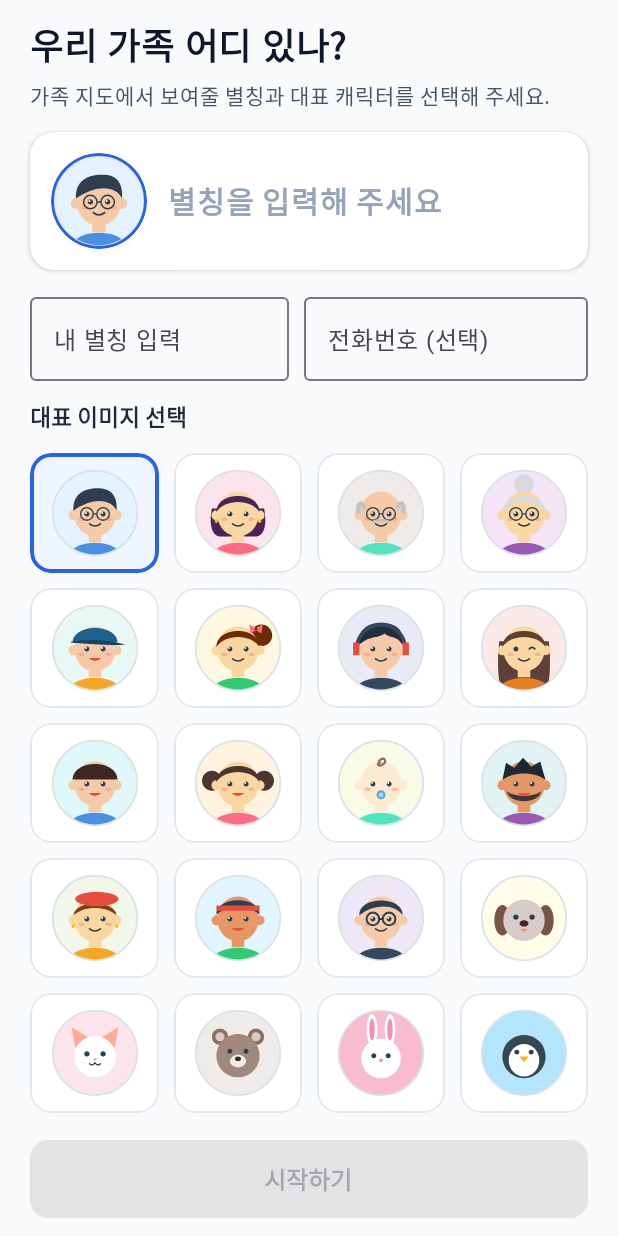
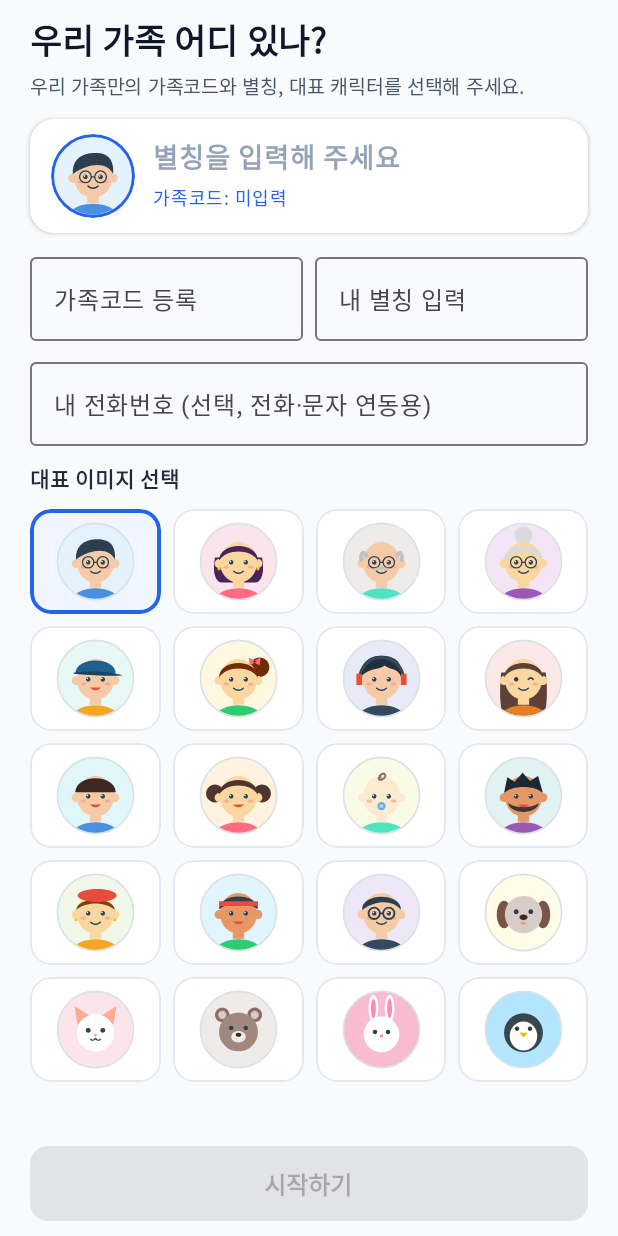
Before and after one commit to yunchanglee/family_point, an Android app built with Jetpack Compose: the screen it shows after launch (MainActivity), on a phone screen of 412 x 824 dp. Run offline under Robolectric (Android 15) with nearby library versions, the phone set to English and light mode, and no system bars.

Commit message:
feat: 시작(온보딩) 화면에서 새로운 가족그룹 등록을 위한 가족코드 입력 기능 추가

```diff
--- a/app/src/main/java/com/familypoint/app/MainActivity.kt
+++ b/app/src/main/java/com/familypoint/app/MainActivity.kt
@@ -102,11 +102,12 @@ class MainActivity : ComponentActivity() {
                     OnboardingScreen(
                         initialNickname = uiState.nickname,
                         initialAvatarCode = uiState.avatarCode,
+                        initialInviteCode = uiState.inviteCode,
                         initialPhoneNumber = uiState.phoneNumber,
                         isSaving = uiState.isLoading,
                         errorMessage = uiState.errorMessage,
-                        onSaveProfile = { nickname, avatarCode, phoneNumber ->
-                            viewModel.saveProfile(nickname, avatarCode, phoneNumber)
+                        onSaveProfile = { nickname, avatarCode, inviteCode, phoneNumber ->
+                            viewModel.saveProfile(nickname, avatarCode, inviteCode, phoneNumber)
                         }
                     )
                 } else {
--- a/app/src/main/java/com/familypoint/app/data/UserPreferences.kt
+++ b/app/src/main/java/com/familypoint/app/data/UserPreferences.kt
@@ -27,7 +27,7 @@ class UserPreferences(context: Context) {
         set(value) = prefs.edit().putString(KEY_GROUP_ID, value).apply()
 
     var inviteCode: String
-        get() = prefs.getString(KEY_INVITE_CODE, "FAMILY") ?: "FAMILY"
+        get() = prefs.getString(KEY_INVITE_CODE, "") ?: ""
         set(value) = prefs.edit().putString(KEY_INVITE_CODE, value.trim().uppercase()).apply()
 
     var nickname: String
--- a/app/src/main/java/com/familypoint/app/ui/MainViewModel.kt
+++ b/app/src/main/java/com/familypoint/app/ui/MainViewModel.kt
@@ -116,13 +116,14 @@ class MainViewModel(application: Application) : AndroidViewModel(application) {
         _uiState.update { it.copy(incomingNotification = null) }
     }
 
-    fun saveProfile(nickname: String, avatarCode: String, phoneNumber: String) {
+    fun saveProfile(nickname: String, avatarCode: String, inviteCode: String, phoneNumber: String) {
         viewModelScope.launch {
             _uiState.update { it.copy(isLoading = true, errorMessage = null) }
             val context = getApplication<Application>()
             val battery = LocationHelper.getBatteryLevel(context)
 
-            val groupRes = repository.getOrCreateFamilyGroup("FAMILY")
+            val normalizedCode = inviteCode.trim().uppercase()
+            val groupRes = repository.getOrCreateFamilyGroup(normalizedCode)
             val group = groupRes.getOrElse { err ->
                 _uiState.update {
                     it.copy(isLoading = false, errorMessage = err.message)
--- a/app/src/main/java/com/familypoint/app/ui/MapScreen.kt
+++ b/app/src/main/java/com/familypoint/app/ui/MapScreen.kt
@@ -419,12 +419,19 @@ fun MapScreen(
                                 modifier = Modifier.size(18.dp)
                             )
                             Spacer(modifier = Modifier.width(6.dp))
+                            Column {
                                 Text(
                                     text = "우리 가족 (${familyMembers.size})",
                                     fontSize = 15.sp,
                                     fontWeight = FontWeight.Bold,
                                     color = Color(0xFF0F172A)
                                 )
+                                Text(
+                                    text = "코드: $inviteCode",
+                                    fontSize = 11.sp,
+                                    color = Color(0xFF64748B)
+                                )
+                            }
                         }
                         Row(verticalAlignment = Alignment.CenterVertically) {
                             IconButton(
--- a/app/src/main/java/com/familypoint/app/ui/OnboardingScreen.kt
+++ b/app/src/main/java/com/familypoint/app/ui/OnboardingScreen.kt
@@ -52,11 +52,13 @@ import com.familypoint.app.model.AvatarCatalog
 fun OnboardingScreen(
     initialNickname: String,
     initialAvatarCode: String,
+    initialInviteCode: String,
     initialPhoneNumber: String,
     isSaving: Boolean,
     errorMessage: String?,
-    onSaveProfile: (nickname: String, avatarCode: String, phoneNumber: String) -> Unit
+    onSaveProfile: (nickname: String, avatarCode: String, inviteCode: String, phoneNumber: String) -> Unit
 ) {
+    var inviteCode by remember(initialInviteCode) { mutableStateOf(initialInviteCode) }
     var nickname by remember(initialNickname) { mutableStateOf(initialNickname) }
     var selectedAvatarCode by remember(initialAvatarCode) {
         val base = initialAvatarCode.substringBefore("|")
@@ -73,22 +75,22 @@ fun OnboardingScreen(
                 .fillMaxSize()
                 .systemBarsPadding()
                 .imePadding()
-                .padding(horizontal = 20.dp, vertical = 12.dp)
+                .padding(horizontal = 20.dp, vertical = 10.dp)
         ) {
             Text(
                 text = "우리 가족 어디 있나?",
-                fontSize = 24.sp,
+                fontSize = 23.sp,
                 fontWeight = FontWeight.Bold,
                 color = Color(0xFF0F172A)
             )
-            Spacer(modifier = Modifier.height(4.dp))
+            Spacer(modifier = Modifier.height(2.dp))
             Text(
-                text = "가족 지도에서 보여줄 별칭과 대표 캐릭터를 선택해 주세요.",
-                fontSize = 14.sp,
+                text = "우리 가족만의 가족코드와 별칭, 대표 캐릭터를 선택해 주세요.",
+                fontSize = 13.sp,
                 color = Color(0xFF475569)
             )
 
-            Spacer(modifier = Modifier.height(12.dp))
+            Spacer(modifier = Modifier.height(10.dp))
 
             // 선택된 프로필 미리보기 카드
             Card(
@@ -100,44 +102,57 @@ fun OnboardingScreen(
                 Row(
                     modifier = Modifier
                         .fillMaxWidth()
-                        .padding(14.dp),
+                        .padding(horizontal = 14.dp, vertical = 10.dp),
                     verticalAlignment = Alignment.CenterVertically
                 ) {
                     Image(
                         painter = painterResource(id = AvatarCatalog.getDrawableRes(selectedAvatarCode)),
                         contentDescription = "선택된 아바타",
                         modifier = Modifier
-                            .size(64.dp)
+                            .size(56.dp)
                             .clip(CircleShape)
                             .border(2.dp, Color(0xFF2563EB), CircleShape)
                     )
-                    Spacer(modifier = Modifier.width(14.dp))
+                    Spacer(modifier = Modifier.width(12.dp))
                     Column(modifier = Modifier.weight(1f)) {
                         Text(
                             text = if (nickname.isBlank()) "별칭을 입력해 주세요" else nickname,
-                            fontSize = 20.sp,
+                            fontSize = 18.sp,
                             fontWeight = FontWeight.Bold,
                             color = if (nickname.isBlank()) Color(0xFF94A3B8) else Color(0xFF1E293B)
                         )
-                        if (phoneNumber.isNotBlank()) {
                         Spacer(modifier = Modifier.height(2.dp))
                         Text(
-                                text = phoneNumber,
-                                fontSize = 13.sp,
-                                color = Color(0xFF64748B)
+                            text = buildString {
+                                append("가족코드: ")
+                                append(if (inviteCode.isBlank()) "미입력" else inviteCode.uppercase())
+                                if (phoneNumber.isNotBlank()) {
+                                    append(" · ")
+                                    append(phoneNumber)
+                                }
+                            },
+                            fontSize = 12.sp,
+                            color = Color(0xFF2563EB)
                         )
                     }
                 }
             }
-            }
 
-            Spacer(modifier = Modifier.height(10.dp))
+            Spacer(modifier = Modifier.height(8.dp))
 
-            // 별칭 & 전화번호 입력란
+            // 1행: 가족코드 & 내 별칭 입력란
             Row(
                 modifier = Modifier.fillMaxWidth(),
-                horizontalArrangement = Arrangement.spacedBy(10.dp)
+                horizontalArrangement = Arrangement.spacedBy(8.dp)
             ) {
+                OutlinedTextField(
+                    value = inviteCode,
+                    onValueChange = { if (it.length <= 12) inviteCode = it.uppercase() },
+                    label = { Text("가족코드 등록") },
+                    placeholder = { Text("예: FAMILY01") },
+                    singleLine = true,
+                    modifier = Modifier.weight(1f)
+                )
                 OutlinedTextField(
                     value = nickname,
                     onValueChange = { if (it.length <= 12) nickname = it },
@@ -145,35 +160,39 @@ fun OnboardingScreen(
                     singleLine = true,
                     modifier = Modifier.weight(1f)
                 )
+            }
+
+            Spacer(modifier = Modifier.height(6.dp))
+
+            // 2행: 전화번호 입력란 (선택)
             OutlinedTextField(
                 value = phoneNumber,
                 onValueChange = { if (it.length <= 15) phoneNumber = it.filter { c -> c.isDigit() || c == '-' } },
-                    label = { Text("전화번호 (선택)") },
+                label = { Text("내 전화번호 (선택, 전화·문자 연동용)") },
                 singleLine = true,
                 keyboardOptions = KeyboardOptions(keyboardType = KeyboardType.Phone),
-                    modifier = Modifier.weight(1.1f)
+                modifier = Modifier.fillMaxWidth()
             )
-            }
 
-            Spacer(modifier = Modifier.height(12.dp))
+            Spacer(modifier = Modifier.height(10.dp))
 
             Text(
                 text = "대표 이미지 선택",
-                fontSize = 15.sp,
+                fontSize = 14.sp,
                 fontWeight = FontWeight.SemiBold,
                 color = Color(0xFF1E293B)
             )
-            Spacer(modifier = Modifier.height(8.dp))
+            Spacer(modifier = Modifier.height(6.dp))
 
-            // 20종 아바타 그리드 (타이틀 없이 아이콘만 깔끔하게 표시)
+            // 20종 아바타 그리드
             LazyVerticalGrid(
                 columns = GridCells.Fixed(4),
                 modifier = Modifier
                     .weight(1f)
                     .fillMaxWidth(),
-                contentPadding = PaddingValues(vertical = 4.dp),
-                verticalArrangement = Arrangement.spacedBy(10.dp),
-                horizontalArrangement = Arrangement.spacedBy(10.dp)
+                contentPadding = PaddingValues(vertical = 2.dp),
+                verticalArrangement = Arrangement.spacedBy(8.dp),
+                horizontalArrangement = Arrangement.spacedBy(8.dp)
             ) {
                 items(AvatarCatalog.avatars, key = { it.code }) { avatar ->
                     val isSelected = selectedAvatarCode.startsWith(avatar.code.take(9))
@@ -190,19 +209,19 @@ fun OnboardingScreen(
                                 shape = RoundedCornerShape(14.dp)
                             )
                             .clickable { selectedAvatarCode = avatar.code }
-                            .padding(vertical = 10.dp)
+                            .padding(vertical = 8.dp)
                     ) {
                         Image(
                             painter = painterResource(id = avatar.drawableRes),
                             contentDescription = null,
-                            modifier = Modifier.size(60.dp)
+                            modifier = Modifier.size(54.dp)
                         )
                     }
                 }
             }
 
             if (!errorMessage.isNullOrBlank()) {
-                Spacer(modifier = Modifier.height(8.dp))
+                Spacer(modifier = Modifier.height(6.dp))
                 Text(
                     text = errorMessage,
                     color = MaterialTheme.colorScheme.error,
@@ -210,20 +229,21 @@ fun OnboardingScreen(
                 )
             }
 
-            Spacer(modifier = Modifier.height(10.dp))
+            Spacer(modifier = Modifier.height(8.dp))
 
             Button(
                 onClick = {
                     onSaveProfile(
                         nickname.trim(),
                         selectedAvatarCode.take(9),
+                        inviteCode.trim().uppercase(),
                         phoneNumber.trim()
                     )
                 },
-                enabled = nickname.trim().length >= 2 && !isSaving,
+                enabled = inviteCode.trim().length >= 2 && nickname.trim().length >= 2 && !isSaving,
                 modifier = Modifier
                     .fillMaxWidth()
-                    .height(52.dp),
+                    .height(50.dp),
                 shape = RoundedCornerShape(12.dp)
             ) {
                 if (isSaving) {
@@ -233,7 +253,7 @@ fun OnboardingScreen(
                         strokeWidth = 2.dp
                     )
                     Spacer(modifier = Modifier.width(8.dp))
-                    Text("저장 중...")
+                    Text("가족 그룹 연결 중...")
                 } else {
                     Text(
                         text = "시작하기",
```
Also changed, not shown: 2 other files. Lines whose indentation alone changed are shown as unchanged.
